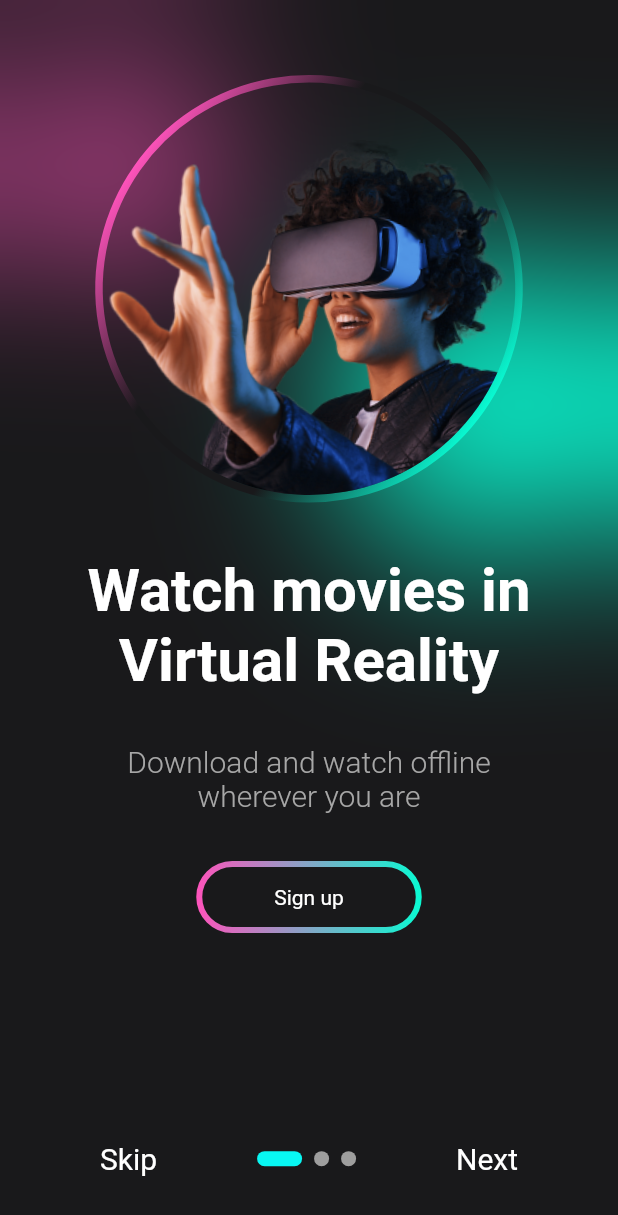
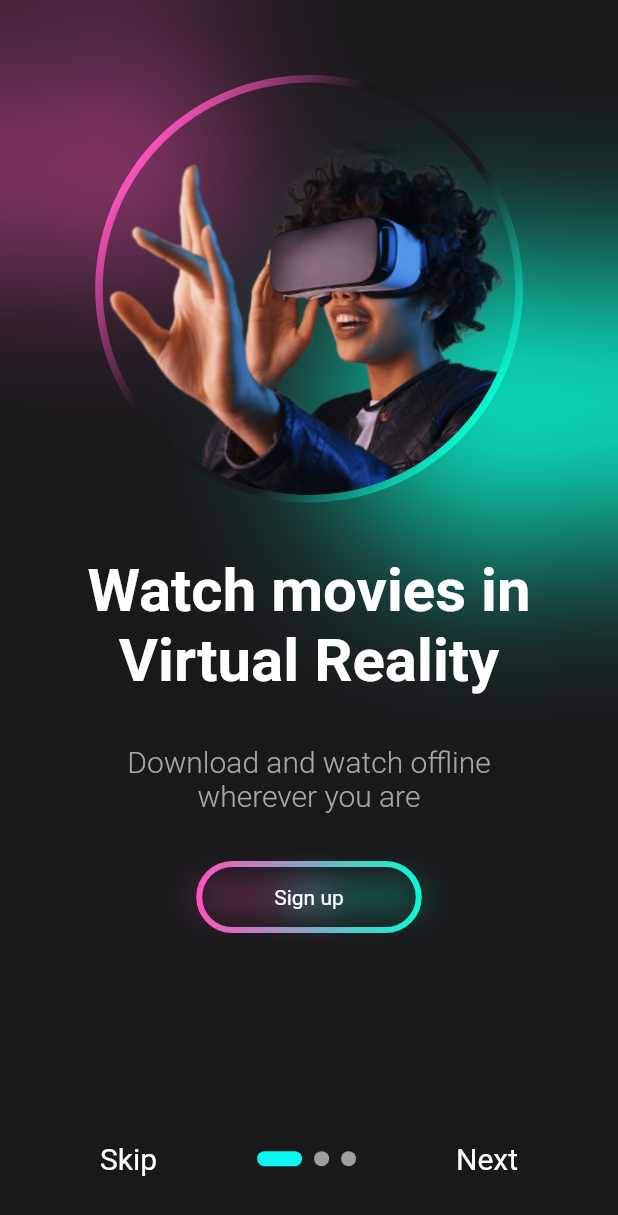
Before and after one commit to riqi3/StreamingApp, a Flutter app: the screen it shows after launch, on a phone screen of 412 x 824 dp. Shown: the top 1215 px of the screen. Run offline on Flutter 3.47's test engine with Material 2 defaults, Android fonts, the phone set to English and light mode, and no system bars; drawn by our look-alikes of outline_gradient_button, smooth_page_indicator; our stand-ins replace gradient_borders.

Commit message:
introduction screen finished

```diff
--- a/streaming_app/lib/pages/IntroScreen.dart
+++ b/streaming_app/lib/pages/IntroScreen.dart
@@ -4,7 +4,6 @@ import 'package:smooth_page_indicator/smooth_page_indicator.dart';
 import 'package:streaming_app/constants.dart';
 
 import '../widgets/IntroContent.dart';
-
 
 class IntroScreen extends StatefulWidget {
   const IntroScreen({super.key});
--- a/streaming_app/lib/widgets/IntroContent.dart
+++ b/streaming_app/lib/widgets/IntroContent.dart
@@ -73,7 +73,7 @@ class IntroContent extends StatelessWidget {
                   ),
                   Padding(
                     padding:
-                        const EdgeInsets.symmetric(vertical: defaultPadding),
+                        const EdgeInsets.only(top: defaultPadding),
                     child: SignUpButton(),
                   ),
                 ],
--- a/streaming_app/lib/widgets/SignUpButton.dart
+++ b/streaming_app/lib/widgets/SignUpButton.dart
@@ -1,6 +1,9 @@
+import 'dart:ui';
+
 import 'package:flutter/material.dart';
 
 import 'package:outline_gradient_button/outline_gradient_button.dart';
+import 'package:streaming_app/elements/BlurredShape.dart';
 
 import '../constants.dart';
 
@@ -11,10 +14,24 @@ class SignUpButton extends StatelessWidget {
 
   @override
   Widget build(BuildContext context) {
-    return Row(
-      mainAxisAlignment: MainAxisAlignment.center,
-      children: [
-        OutlineGradientButton(
+    return Container(
+      decoration: BoxDecoration(
+        boxShadow: [
+          BoxShadow(
+      offset: Offset(-30, 0),
+      color: neonPink.withOpacity(.5),
+      blurRadius: 20,
+      spreadRadius: -30,
+    ),
+    BoxShadow(
+      offset: Offset(30, 0),
+      color: neonGreen.withOpacity(.5),
+      blurRadius: 20,
+      spreadRadius: -30,
+    ),
+        ],
+      ),
+      child: OutlineGradientButton(
         onTap: () {
           print('Sign up');
         },
@@ -26,14 +43,16 @@ class SignUpButton extends StatelessWidget {
           ),
         ),
         gradient: LinearGradient(
-            colors: [neonPink, neonGreen],
+          colors: [
+            neonPink,
+            neonGreen,
+          ],
         ),
         strokeWidth: 4,
         padding: EdgeInsets.symmetric(
             vertical: 12, horizontal: defaultPadding + 16),
         radius: Radius.circular(25),
       ),
-      ],
     );
   }
 }
```
Also changed, not shown: mock-up.png (added), 2 other files. Lines whose indentation alone changed are shown as unchanged.
